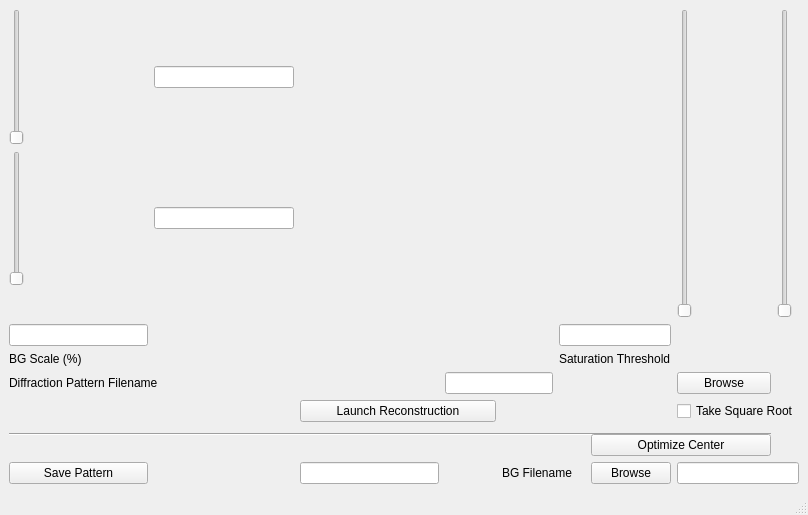
The window that phaseretrieval.ui (genfire-em/GENFIRE-Python) describes before a commit, drawn with Qt 5.
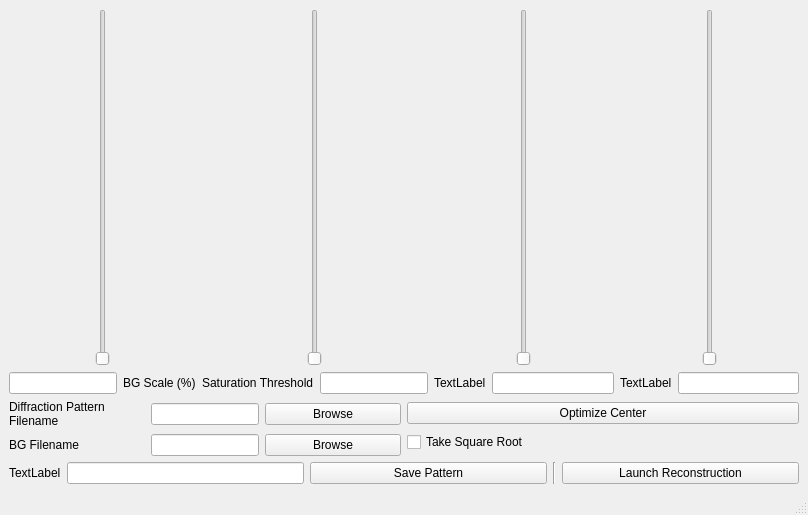
The same window after the commit.

Diff of the .ui file:
```diff
--- a/phaseretrieval.ui
+++ b/phaseretrieval.ui
@@ -14,70 +14,256 @@
    <string>MainWindow</string>
   </property>
   <widget class="QWidget" name="centralwidget">
-   <layout class="QGridLayout" name="gridLayout_2">
-    <item row="0" column="0">
-     <layout class="QGridLayout" name="gridLayout">
-      <item row="4" column="0">
-       <widget class="QLineEdit" name="lineEdit_BGscale"/>
-      </item>
-      <item row="3" column="0">
-       <spacer name="horizontalSpacer">
-        <property name="orientation">
-         <enum>Qt::Horizontal</enum>
-        </property>
-        <property name="sizeHint" stdset="0">
-         <size>
-          <width>40</width>
-          <height>20</height>
-         </size>
-        </property>
-       </spacer>
-      </item>
-      <item row="8" column="0" rowspan="2" colspan="8">
-       <widget class="Line" name="line">
-        <property name="orientation">
-         <enum>Qt::Horizontal</enum>
-        </property>
-       </widget>
-      </item>
-      <item row="0" column="2" rowspan="2" colspan="2">
+   <layout class="QHBoxLayout" name="horizontalLayout_17">
+    <item>
+     <layout class="QVBoxLayout" name="verticalLayout_11">
+      <item>
+       <layout class="QHBoxLayout" name="horizontalLayout_16">
+        <item>
        <layout class="QVBoxLayout" name="verticalLayout_figure"/>
       </item>
-      <item row="4" column="5" colspan="2">
-       <widget class="QLineEdit" name="lineEdit_satThresh"/>
-      </item>
-      <item row="5" column="0">
+        <item>
+         <layout class="QHBoxLayout" name="horizontalLayout_5">
+          <item>
+           <layout class="QVBoxLayout" name="verticalLayout_6">
+            <item>
+             <layout class="QHBoxLayout" name="horizontalLayout_12">
+              <item>
+               <widget class="QSlider" name="slder_BGscale">
+                <property name="layoutDirection">
+                 <enum>Qt::LeftToRight</enum>
+                </property>
+                <property name="maximum">
+                 <number>3600</number>
+                </property>
+                <property name="singleStep">
+                 <number>1</number>
+                </property>
+                <property name="pageStep">
+                 <number>100</number>
+                </property>
+                <property name="orientation">
+                 <enum>Qt::Vertical</enum>
+                </property>
+                <property name="tickPosition">
+                 <enum>QSlider::NoTicks</enum>
+                </property>
+                <property name="tickInterval">
+                 <number>1</number>
+                </property>
+               </widget>
+              </item>
+             </layout>
+            </item>
+            <item>
+             <layout class="QHBoxLayout" name="horizontalLayout_14">
+              <item>
+               <widget class="QLineEdit" name="lineEdit_BGscale"/>
+              </item>
+              <item>
        <widget class="QLabel" name="lbl_BGlevel">
         <property name="text">
          <string>BG Scale (%)</string>
         </property>
        </widget>
       </item>
-      <item row="6" column="3" colspan="2">
-       <widget class="QLineEdit" name="lineEdit_diffpatFile"/>
-      </item>
-      <item row="5" column="5" colspan="2">
+             </layout>
+            </item>
+           </layout>
+          </item>
+          <item>
+           <layout class="QVBoxLayout" name="verticalLayout_4">
+            <item>
+             <layout class="QHBoxLayout" name="horizontalLayout_6">
+              <item>
+               <widget class="QSlider" name="slder_satThresh">
+                <property name="maximum">
+                 <number>3600</number>
+                </property>
+                <property name="singleStep">
+                 <number>10</number>
+                </property>
+                <property name="pageStep">
+                 <number>100</number>
+                </property>
+                <property name="orientation">
+                 <enum>Qt::Vertical</enum>
+                </property>
+               </widget>
+              </item>
+             </layout>
+            </item>
+            <item>
+             <layout class="QHBoxLayout" name="horizontalLayout_10">
+              <item>
        <widget class="QLabel" name="lbl_satThresh">
         <property name="text">
          <string>Saturation Threshold</string>
         </property>
        </widget>
       </item>
-      <item row="6" column="7">
+              <item>
+               <widget class="QLineEdit" name="lineEdit_satThresh"/>
+              </item>
+             </layout>
+            </item>
+           </layout>
+          </item>
+          <item>
+           <layout class="QVBoxLayout" name="verticalLayout">
+            <item>
+             <layout class="QHBoxLayout" name="horizontalLayout">
+              <item>
+               <widget class="QSlider" name="slder_contrastLow">
+                <property name="sizePolicy">
+                 <sizepolicy hsizetype="Fixed" vsizetype="Expanding">
+                  <horstretch>0</horstretch>
+                  <verstretch>0</verstretch>
+                 </sizepolicy>
+                </property>
+                <property name="layoutDirection">
+                 <enum>Qt::LeftToRight</enum>
+                </property>
+                <property name="orientation">
+                 <enum>Qt::Vertical</enum>
+                </property>
+               </widget>
+              </item>
+             </layout>
+            </item>
+            <item>
+             <layout class="QHBoxLayout" name="horizontalLayout_2">
+              <item>
+               <widget class="QLabel" name="label">
+                <property name="text">
+                 <string>TextLabel</string>
+                </property>
+               </widget>
+              </item>
+              <item>
+               <widget class="QLineEdit" name="lineEdit_contrastLow">
+                <property name="enabled">
+                 <bool>true</bool>
+                </property>
+               </widget>
+              </item>
+             </layout>
+            </item>
+           </layout>
+          </item>
+          <item>
+           <layout class="QVBoxLayout" name="verticalLayout_2">
+            <item>
+             <layout class="QHBoxLayout" name="horizontalLayout_3">
+              <item>
+               <widget class="QSlider" name="slder_contrastHigh">
+                <property name="orientation">
+                 <enum>Qt::Vertical</enum>
+                </property>
+               </widget>
+              </item>
+             </layout>
+            </item>
+            <item>
+             <layout class="QHBoxLayout" name="horizontalLayout_4">
+              <item>
+               <widget class="QLabel" name="label_2">
+                <property name="text">
+                 <string>TextLabel</string>
+                </property>
+               </widget>
+              </item>
+              <item>
+               <widget class="QLineEdit" name="lineEdit_contrastHigh"/>
+              </item>
+             </layout>
+            </item>
+           </layout>
+          </item>
+         </layout>
+        </item>
+       </layout>
+      </item>
+      <item>
+       <layout class="QVBoxLayout" name="verticalLayout_7">
+        <item>
+         <layout class="QHBoxLayout" name="horizontalLayout_15">
+          <item>
+           <layout class="QVBoxLayout" name="verticalLayout_10">
+            <item>
+             <layout class="QHBoxLayout" name="horizontalLayout_13">
+              <item>
+               <widget class="QLabel" name="lbl_diffpat">
+                <property name="text">
+                 <string>Diffraction Pattern Filename</string>
+                </property>
+                <property name="wordWrap">
+                 <bool>true</bool>
+                </property>
+               </widget>
+              </item>
+              <item>
+               <widget class="QLineEdit" name="lineEdit_diffpatFile">
+                <property name="sizePolicy">
+                 <sizepolicy hsizetype="Fixed" vsizetype="Fixed">
+                  <horstretch>0</horstretch>
+                  <verstretch>0</verstretch>
+                 </sizepolicy>
+                </property>
+               </widget>
+              </item>
+              <item>
        <widget class="QPushButton" name="btn_selectDiffpat">
         <property name="text">
          <string>Browse</string>
         </property>
        </widget>
       </item>
-      <item row="7" column="2" colspan="2">
-       <widget class="QPushButton" name="btn_go">
+             </layout>
+            </item>
+            <item>
+             <layout class="QHBoxLayout" name="horizontalLayout_7">
+              <item>
+               <widget class="QLabel" name="lbl_BGfilename">
         <property name="text">
-         <string>Launch Reconstruction</string>
-        </property>
-       </widget>
-      </item>
-      <item row="7" column="7" colspan="2">
+                 <string>BG Filename</string>
+                </property>
+                <property name="wordWrap">
+                 <bool>true</bool>
+                </property>
+               </widget>
+              </item>
+              <item>
+               <widget class="QLineEdit" name="lineEdit_BGfilename">
+                <property name="sizePolicy">
+                 <sizepolicy hsizetype="Fixed" vsizetype="Fixed">
+                  <horstretch>0</horstretch>
+                  <verstretch>0</verstretch>
+                 </sizepolicy>
+                </property>
+               </widget>
+              </item>
+              <item>
+               <widget class="QPushButton" name="btn_BGfilename">
+                <property name="text">
+                 <string>Browse</string>
+                </property>
+               </widget>
+              </item>
+             </layout>
+            </item>
+           </layout>
+          </item>
+          <item>
+           <layout class="QVBoxLayout" name="verticalLayout_9">
+            <item>
+             <widget class="QPushButton" name="btn_refineCenter">
+              <property name="text">
+               <string>Optimize Center</string>
+              </property>
+             </widget>
+            </item>
+            <item>
        <widget class="QCheckBox" name="checkBox_takeSqrt">
         <property name="enabled">
          <bool>true</bool>
@@ -90,112 +276,64 @@
         </property>
        </widget>
       </item>
-      <item row="11" column="2">
-       <widget class="QLineEdit" name="lineEdit_saveFilename"/>
-      </item>
-      <item row="9" column="6" rowspan="2" colspan="2">
-       <widget class="QPushButton" name="btn_refineCenter">
+           </layout>
+          </item>
+         </layout>
+        </item>
+        <item>
+         <layout class="QVBoxLayout" name="verticalLayout_8">
+          <item>
+           <layout class="QHBoxLayout" name="horizontalLayout_11">
+            <item>
+             <widget class="QLabel" name="label_3">
+              <property name="sizePolicy">
+               <sizepolicy hsizetype="Fixed" vsizetype="Preferred">
+                <horstretch>0</horstretch>
+                <verstretch>0</verstretch>
+               </sizepolicy>
+              </property>
         <property name="text">
-         <string>Optimize Center</string>
+               <string>TextLabel</string>
         </property>
        </widget>
       </item>
-      <item row="11" column="0">
+            <item>
+             <widget class="QLineEdit" name="lineEdit_saveFilename">
+              <property name="sizePolicy">
+               <sizepolicy hsizetype="Preferred" vsizetype="Fixed">
+                <horstretch>0</horstretch>
+                <verstretch>0</verstretch>
+               </sizepolicy>
+              </property>
+             </widget>
+            </item>
+            <item>
        <widget class="QPushButton" name="btn_savePattern">
         <property name="text">
          <string>Save Pattern</string>
         </property>
        </widget>
       </item>
-      <item row="11" column="7" colspan="2">
-       <widget class="QLineEdit" name="lineEdit_BGfilename"/>
-      </item>
-      <item row="11" column="4" colspan="2">
-       <widget class="QLabel" name="lbl_BGfilename">
-        <property name="text">
-         <string>BG Filename</string>
-        </property>
-       </widget>
-      </item>
-      <item row="11" column="6">
-       <widget class="QPushButton" name="btn_BGfilename">
-        <property name="text">
-         <string>Browse</string>
-        </property>
-       </widget>
-      </item>
-      <item row="6" column="0" colspan="3">
-       <widget class="QLabel" name="lbl_diffpat">
-        <property name="text">
-         <string>Diffraction Pattern Filename</string>
-        </property>
-       </widget>
-      </item>
-      <item row="0" column="0">
-       <widget class="QSlider" name="slder_contrastLow">
+            <item>
+             <widget class="Line" name="line">
         <property name="orientation">
          <enum>Qt::Vertical</enum>
         </property>
        </widget>
       </item>
-      <item row="0" column="7" rowspan="4">
-       <widget class="QSlider" name="slder_BGscale">
-        <property name="layoutDirection">
-         <enum>Qt::LeftToRight</enum>
-        </property>
-        <property name="maximum">
-         <number>3600</number>
-        </property>
-        <property name="singleStep">
-         <number>1</number>
-        </property>
-        <property name="pageStep">
-         <number>100</number>
-        </property>
-        <property name="orientation">
-         <enum>Qt::Vertical</enum>
-        </property>
-        <property name="tickPosition">
-         <enum>QSlider::NoTicks</enum>
-        </property>
-        <property name="tickInterval">
-         <number>1</number>
-        </property>
-       </widget>
-      </item>
-      <item row="1" column="0">
-       <widget class="QSlider" name="slder_contrastHigh">
-        <property name="orientation">
-         <enum>Qt::Vertical</enum>
-        </property>
-       </widget>
-      </item>
-      <item row="0" column="8" rowspan="4">
-       <widget class="QSlider" name="slder_satThresh">
-        <property name="maximum">
-         <number>3600</number>
-        </property>
-        <property name="singleStep">
-         <number>10</number>
-        </property>
-        <property name="pageStep">
-         <number>100</number>
-        </property>
-        <property name="orientation">
-         <enum>Qt::Vertical</enum>
-        </property>
-       </widget>
-      </item>
-      <item row="1" column="1">
-       <widget class="QLineEdit" name="lineEdit_contrastHigh"/>
+            <item>
+             <widget class="QPushButton" name="btn_go">
+              <property name="text">
+               <string>Launch Reconstruction</string>
+              </property>
+             </widget>
+            </item>
+           </layout>
+          </item>
+         </layout>
+        </item>
+       </layout>
       </item>
-      <item row="0" column="1">
-       <widget class="QLineEdit" name="lineEdit_contrastLow">
-        <property name="enabled">
-         <bool>true</bool>
-        </property>
-       </widget>
-      </item>
      </layout>
     </item>
    </layout>
```
Left out of the diff: 15 changed lines with no effect on the pictures. Lines whose indentation alone changed are shown as unchanged.
